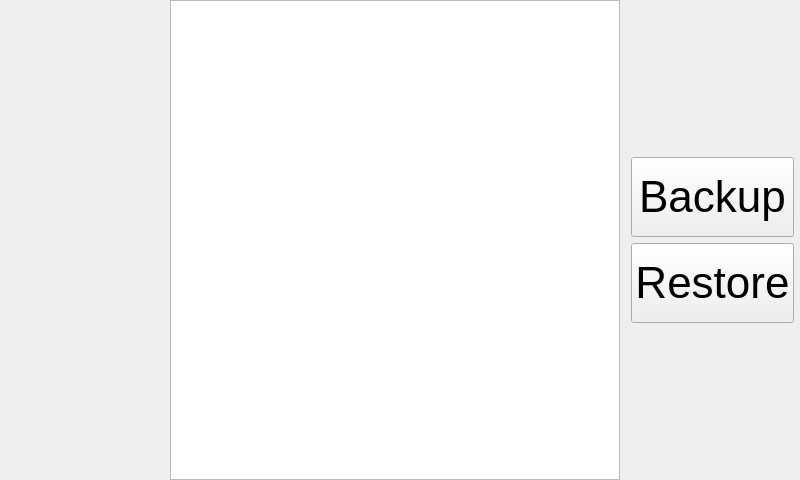
Old version of the form ui/BackupWidget.ui in the repository kipr/botui.
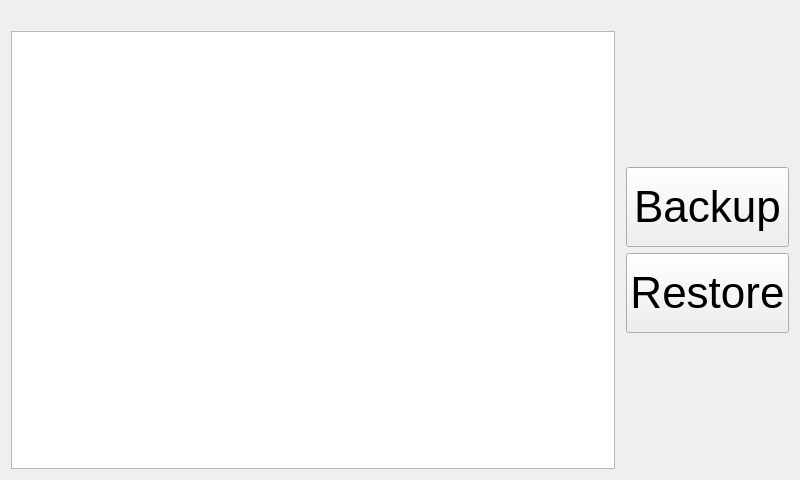
New version of the form. Icons and pictures are not drawn. Custom widgets are drawn as their Qt base class.

Commit message: Added output and error logs to backup option Gives warning for Users/Projects not backed up due to special characters

What changed in the file:
```diff
--- a/ui/BackupWidget.ui
+++ b/ui/BackupWidget.ui
@@ -13,36 +13,18 @@
   <property name="windowTitle">
    <string>Home</string>
   </property>
-  <layout class="QVBoxLayout" name="verticalLayout" stretch="1">
-   <property name="leftMargin">
-    <number>6</number>
-   </property>
-   <property name="topMargin">
-    <number>0</number>
-   </property>
-   <property name="rightMargin">
-    <number>6</number>
-   </property>
-   <property name="bottomMargin">
-    <number>0</number>
-   </property>
+  <layout class="QVBoxLayout" name="verticalLayout">
+   <item>
+    <widget class="QLabel" name="BackupRestoreLabel">
+     <property name="text">
+      <string/>
+     </property>
+    </widget>
+   </item>
    <item>
     <layout class="QHBoxLayout" name="horizontalLayout">
      <item>
-      <spacer name="horizontalSpacer_2">
-       <property name="orientation">
-        <enum>Qt::Horizontal</enum>
-       </property>
-       <property name="sizeHint" stdset="0">
-        <size>
-         <width>40</width>
-         <height>20</height>
-        </size>
-       </property>
-      </spacer>
-     </item>
-     <item>
-      <widget class="ConsoleWidget" name="updateConsole">
+      <widget class="ConsoleWidget" name="backupConsole">
        <property name="minimumSize">
         <size>
          <width>450</width>
```
The commit also changes 4 other files.
